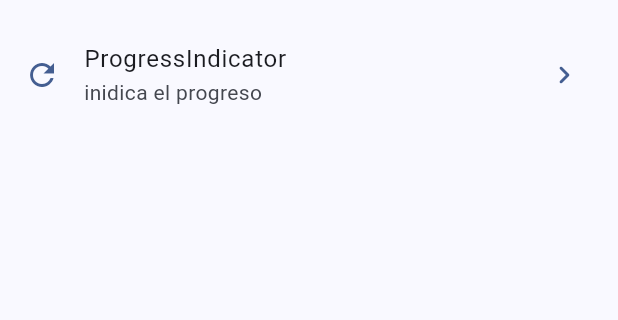
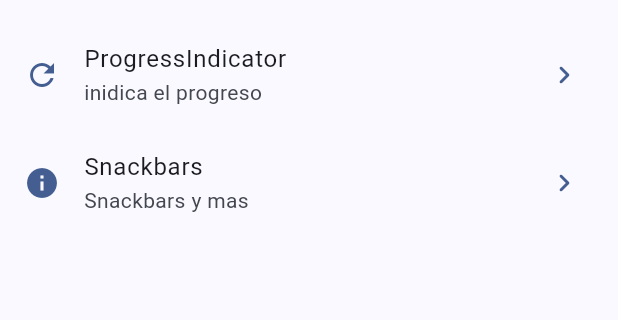
Before and after one commit to Dpachecop/widgets_app, a Flutter app: the screen it shows after launch, on a phone screen of 412 x 824 dp, the part 279-599 px from its top. Run offline on Flutter 3.47's test engine with Material 3 defaults, Android fonts, the phone set to English and light mode, and no system bars; our stand-ins replace go_router.

Commit message:
Snackbars and dialogs terminados

```diff
--- a/lib/config/menu/menu_items.dart
+++ b/lib/config/menu/menu_items.dart
@@ -29,4 +29,9 @@ const List<MenuItems> menuItemsList = [
       subtittle: 'inidica el progreso',
       url: '/progress',
       icon: Icons.refresh_outlined),
+  MenuItems(
+      title: 'Snackbars ',
+      subtittle: 'Snackbars y mas',
+      url: '/snackbar',
+      icon: Icons.info),
 ];
--- a/lib/config/route/app_routes.dart
+++ b/lib/config/route/app_routes.dart
@@ -1,7 +1,9 @@
 import 'package:flutter/material.dart';
 import 'package:go_router/go_router.dart';
+
 import 'package:widgets_app/presentation/screens/progress/progress_screen.dart';
 import 'package:widgets_app/presentation/screens/screen/screens.dart';
+import 'package:widgets_app/presentation/screens/Snackbars/snackbar_screen.dart';
 
 /// The route configuration.
 final GoRouter appRouter = GoRouter(
@@ -33,5 +35,11 @@ final GoRouter appRouter = GoRouter(
       builder: (BuildContext context, GoRouterState state) =>
           const ProgressScreen(),
     ),
+    GoRoute(
+      path: '/snackbar',
+      name: Snackbarscreen.name,
+      builder: (BuildContext context, GoRouterState state) =>
+          const Snackbarscreen(),
+    ),
   ],
 );
--- a/lib/main.dart
+++ b/lib/main.dart
@@ -12,6 +12,7 @@ class MainApp extends StatelessWidget {
   @override
   Widget build(BuildContext context) {
     return MaterialApp.router(
+      title: 'Flutter Licenses',
       routerConfig: appRouter,
       theme: ThemeApp(5).getTheme(),
       debugShowCheckedModeBanner: false,
```
Also changed, not shown: lib/presentation/screens/Snackbars/snackbar_screen.dart (added, +81 -0 lines).
